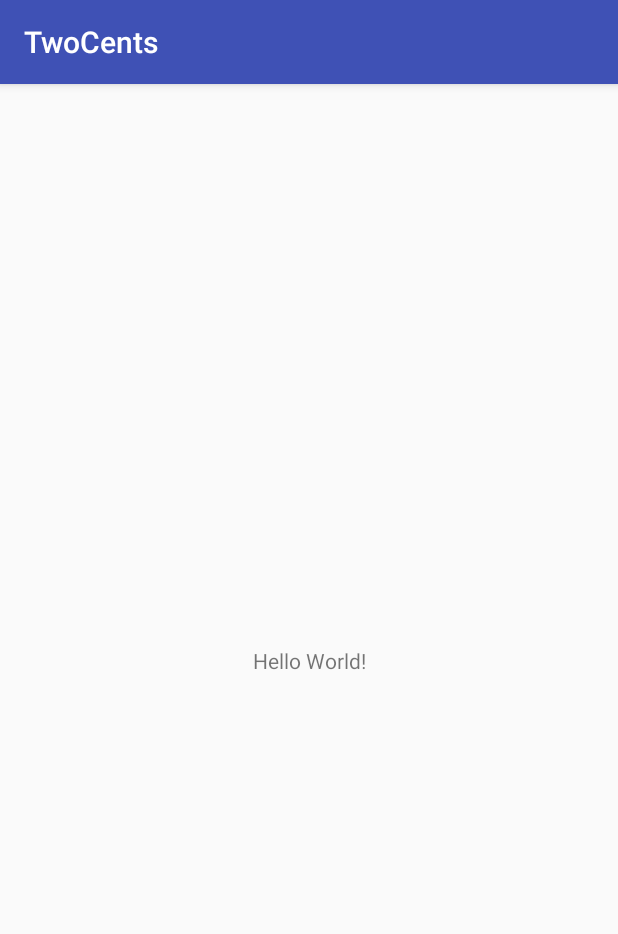
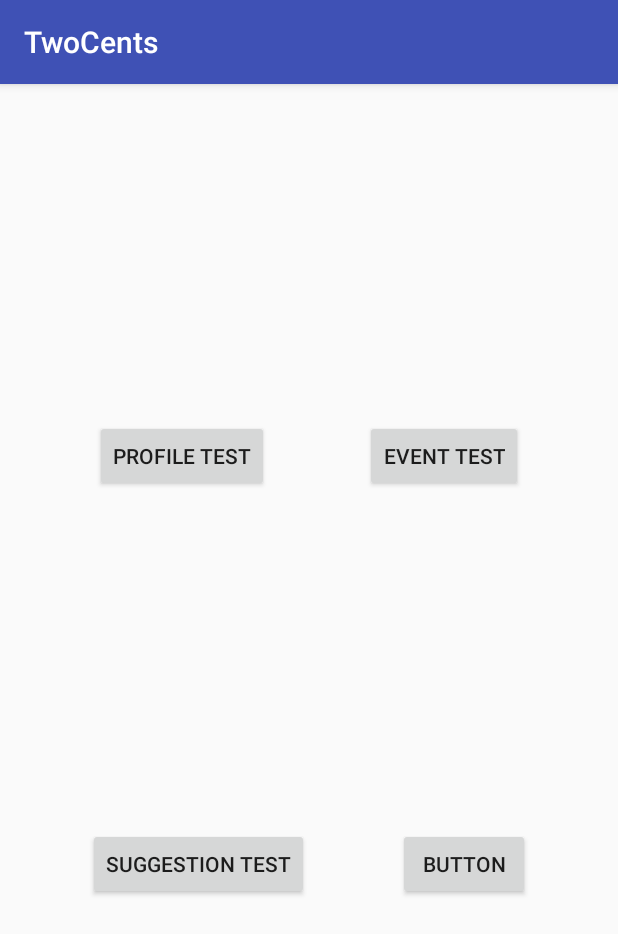
Before and after one commit to SurbanaJurong/TwoCentsApplication, an Android app: the screen it shows after launch (MainActivity), on a phone screen of 412 x 824 dp. Shown: the top 934 px of the screen. Run offline under Robolectric (Android 15) with nearby library versions, the phone set to English and light mode, and no system bars; libraries missing offline, so code that uses them is left out: io.realm; 1 statement that could not run was skipped.

Commit message:
Enforce RealmObjects; Implement UI test;

```diff
--- a/app/src/main/AndroidManifest.xml
+++ b/app/src/main/AndroidManifest.xml
@@ -3,19 +3,22 @@
     package="com.mrawesome.twocents">
 
     <application
+        android:name=".TwoCents"
         android:allowBackup="true"
         android:icon="@mipmap/ic_launcher"
         android:label="@string/app_name"
         android:roundIcon="@mipmap/ic_launcher_round"
         android:supportsRtl="true"
         android:theme="@style/AppTheme">
-        <activity android:name=".MainActivity">
+        <activity android:name=".ui.MainActivity">
             <intent-filter>
                 <action android:name="android.intent.action.MAIN" />
 
                 <category android:name="android.intent.category.LAUNCHER" />
             </intent-filter>
         </activity>
+        <activity android:name=".ui.ProfileTestActivity" />
+        <activity android:name=".ui.EventTestActivity"></activity>
     </application>
 
 </manifest>
--- /dev/null
+++ b/app/src/main/java/com/mrawesome/twocents/TwoCents.java
@@ -0,0 +1,17 @@
+package com.mrawesome.twocents;
+
+import android.app.Application;
+
+import io.realm.Realm;
+
+/**
+ * Created by mrawesome on 18/5/17.
+ */
+
+public class TwoCents extends Application {
+    @Override
+    public void onCreate() {
+        super.onCreate();
+        Realm.init(this);
+    }
+}
--- a/app/src/main/java/com/mrawesome/twocents/communication/response/ProfileResponse.java
+++ b/app/src/main/java/com/mrawesome/twocents/communication/response/ProfileResponse.java
@@ -14,6 +14,7 @@ import java.util.Set;
  */
 
 public class ProfileResponse implements Response {
+    private String username;
     private String profilePic;
     private String phoneNumber;
     private String nric;
@@ -27,7 +28,8 @@ public class ProfileResponse implements Response {
     private Set<String> users = new HashSet<>();
     private Set<String> events = new HashSet<>();
 
-    ProfileResponse(String profilePic, String phoneNumber, String nric, String postalCode, int year, long dateCreated, Interest[] interests, Notification[] notifications, Set<String> eventRegistered, Set<String> userBookmarked) {
+    ProfileResponse(String username, String profilePic, String phoneNumber, String nric, String postalCode, int year, long dateCreated, Interest[] interests, Notification[] notifications, Set<String> eventRegistered, Set<String> userBookmarked) {
+        this.username = username;
         this.profilePic = profilePic;
         this.phoneNumber = phoneNumber;
         this.nric = nric;
--- a/app/src/main/java/com/mrawesome/twocents/communication/response/ResponseFactory.java
+++ b/app/src/main/java/com/mrawesome/twocents/communication/response/ResponseFactory.java
@@ -41,6 +41,7 @@ public class ResponseFactory {
     }
 
     private static ProfileResponse newProfileResponse(Scanner scanner) {
+        String username = scanner.next();
         String profilePic = scanner.next();
         String phoneNumber = scanner.next();
         String nric = scanner.next();
@@ -61,7 +62,7 @@ public class ResponseFactory {
         for (int i = 0; i < uSize; i++) {
             users.add(scanner.next());
         }
-        return new ProfileResponse(profilePic, phoneNumber, nric, postalCode, year, dateCreated, interests, notifications, events, users);
+        return new ProfileResponse(username, profilePic, phoneNumber, nric, postalCode, year, dateCreated, interests, notifications, events, users);
     }
 
     private static EventResponse newEventResponse(Scanner scanner) {
--- a/app/src/main/java/com/mrawesome/twocents/data/Comment.java
+++ b/app/src/main/java/com/mrawesome/twocents/data/Comment.java
@@ -1,13 +1,16 @@
 package com.mrawesome.twocents.data;
 
 import com.mrawesome.twocents.util.StreamReader;
+
+import io.realm.RealmObject;
 
 /**
  * Created by mrawesome on 14/5/17.
  */
 
-public class Comment implements Flattenable {
+public class Comment extends RealmObject implements Flattenable {
 
+    private int seqNum;
     private String sender;
     private String comment;
 
--- a/app/src/main/java/com/mrawesome/twocents/data/Flattenable.java
+++ b/app/src/main/java/com/mrawesome/twocents/data/Flattenable.java
@@ -5,6 +5,6 @@ package com.mrawesome.twocents.data;
  */
 
 public interface Flattenable {
-    String DELIM = "|";
+    String DELIM = " ";
     StringBuilder flatten();
 }
--- a/app/src/main/java/com/mrawesome/twocents/data/Interest.java
+++ b/app/src/main/java/com/mrawesome/twocents/data/Interest.java
@@ -1,11 +1,15 @@
 package com.mrawesome.twocents.data;
+
+import io.realm.RealmObject;
+import io.realm.annotations.PrimaryKey;
 
 /**
  * Created by mrawesome on 14/5/17.
  */
 
-public class Interest implements Flattenable {
+public class Interest extends RealmObject implements Flattenable {
 
+    @PrimaryKey
     private String subject;
 
     public Interest(String subject) {
--- a/app/src/main/java/com/mrawesome/twocents/data/Notification.java
+++ b/app/src/main/java/com/mrawesome/twocents/data/Notification.java
@@ -1,13 +1,16 @@
 package com.mrawesome.twocents.data;
 
 import com.mrawesome.twocents.communication.response.NotificationType;
+
+import io.realm.RealmObject;
 
 /**
  * Created by mrawesome on 14/5/17.
  */
 
-public class Notification {
+public class Notification extends RealmObject {
 
+    private int seqNum;
     private NotificationType notificationType;
     private String sender;
     private String eventId;
--- a/app/src/main/java/com/mrawesome/twocents/data/Venue.java
+++ b/app/src/main/java/com/mrawesome/twocents/data/Venue.java
@@ -1,11 +1,15 @@
 package com.mrawesome.twocents.data;
+
+import io.realm.RealmObject;
+import io.realm.annotations.PrimaryKey;
 
 /**
  * Created by mrawesome on 14/5/17.
  */
 
-public class Venue {
+public class Venue extends RealmObject {
 
+    @PrimaryKey
     private String venueId;
     private String venueName;
     private Interest category;
--- /dev/null
+++ b/app/src/main/java/com/mrawesome/twocents/ui/MainActivity.java
@@ -0,0 +1,31 @@
+package com.mrawesome.twocents.ui;
+
+import android.content.Intent;
+import android.support.v7.app.AppCompatActivity;
+import android.os.Bundle;
+import android.view.View;
+
+import com.mrawesome.twocents.R;
+
+public class MainActivity extends AppCompatActivity {
+
+    @Override
+    protected void onCreate(Bundle savedInstanceState) {
+        super.onCreate(savedInstanceState);
+        setContentView(R.layout.activity_main);
+    }
+
+    public void toProfileTest(View view) {
+        Intent intent = new Intent(this, ProfileTestActivity.class);
+        startActivity(intent);
+    }
+
+    public void toEventTest(View view) {
+        Intent intent = new Intent(this, EventTestActivity.class);
+        startActivity(intent);
+    }
+
+    public void testUserSuggestion(View view) {
+
+    }
+}
--- a/app/src/main/java/com/mrawesome/twocents/util/StreamReader.java
+++ b/app/src/main/java/com/mrawesome/twocents/util/StreamReader.java
@@ -58,6 +58,8 @@ public class StreamReader {
         Event[] arr = new Event[size];
         for (int i = 0; i < size; i++) {
             String eventId = scanner.next();
+            String eventName = scanner.next();
+            String subject = scanner.next();
             String host = scanner.next();
             String profilePic = scanner.next();
             String description = scanner.next();
@@ -89,7 +91,7 @@ public class StreamReader {
             int venueStatus = scanner.nextInt();
             long startTime = scanner.nextLong();
             int duration = scanner.nextInt();
-            arr[i] = new Event(eventId, host, profilePic, description, Event.EventMode.valueOf(isRecurring), dateCreated, venueId, minCapacity, maxCapacity, userRegistered, participants, chat, Event.VenueStatus.valueOf(venueStatus), startTime, duration);
+            arr[i] = new Event(eventId, eventName, subject, host, profilePic, description, Event.EventMode.valueOf(isRecurring), dateCreated, venueId, minCapacity, maxCapacity, userRegistered, participants, chat, Event.VenueStatus.valueOf(venueStatus), startTime, duration);
         }
         return arr;
     }
--- a/app/src/main/res/layout/activity_main.xml
+++ b/app/src/main/res/layout/activity_main.xml
@@ -4,15 +4,51 @@
     xmlns:tools="http://schemas.android.com/tools"
     android:layout_width="match_parent"
     android:layout_height="match_parent"
-    tools:context="com.mrawesome.twocents.MainActivity">
+    tools:context="com.mrawesome.twocents.ui.MainActivity"
+    tools:layout_editor_absoluteY="81dp"
+    tools:layout_editor_absoluteX="0dp">
 
-    <TextView
+    <Button
+        android:onClick="toProfileTest"
+        android:id="@+id/button5"
         android:layout_width="wrap_content"
         android:layout_height="wrap_content"
-        android:text="Hello World!"
+        android:text="Profile Test"
+        app:layout_constraintBottom_toTopOf="@+id/button7"
+        app:layout_constraintTop_toTopOf="parent"
+        app:layout_constraintRight_toLeftOf="@+id/button6"
+        app:layout_constraintLeft_toLeftOf="parent" />
+
+    <Button
+        android:onClick="toEventTest"
+        android:id="@+id/button6"
+        android:layout_width="wrap_content"
+        android:layout_height="wrap_content"
+        android:text="Event Test"
+        app:layout_constraintBottom_toTopOf="@+id/button8"
+        app:layout_constraintTop_toTopOf="parent"
+        app:layout_constraintRight_toRightOf="parent"
+        app:layout_constraintLeft_toRightOf="@+id/button5" />
+
+    <Button
+        android:onClick="testUserSuggestion"
+        android:id="@+id/button7"
+        android:layout_width="wrap_content"
+        android:layout_height="wrap_content"
+        android:text="Suggestion Test"
         app:layout_constraintBottom_toBottomOf="parent"
-        app:layout_constraintLeft_toLeftOf="parent"
+        app:layout_constraintTop_toBottomOf="@+id/button5"
+        app:layout_constraintRight_toLeftOf="@+id/button8"
+        app:layout_constraintLeft_toLeftOf="parent" />
+
+    <Button
+        android:id="@+id/button8"
+        android:layout_width="wrap_content"
+        android:layout_height="wrap_content"
+        android:text="Button"
+        app:layout_constraintTop_toBottomOf="@+id/button6"
+        app:layout_constraintBottom_toBottomOf="parent"
         app:layout_constraintRight_toRightOf="parent"
-        app:layout_constraintTop_toTopOf="parent" />
+        app:layout_constraintLeft_toRightOf="@+id/button7" />
 
 </android.support.constraint.ConstraintLayout>
```
Also changed, not shown: app/src/main/java/com/mrawesome/twocents/MainActivity.java (deleted, +0 -13 lines), app/src/main/java/com/mrawesome/twocents/Profile.java (+57 -1 lines), app/src/main/java/com/mrawesome/twocents/data/Event.java (+87 -2 lines), app/src/main/java/com/mrawesome/twocents/data/User.java (+6 -1 lines), app/src/main/java/com/mrawesome/twocents/ui/EventTestActivity.java (added, +52 -0 lines), app/src/main/java/com/mrawesome/twocents/ui/ProfileTestActivity.java (added, +32 -0 lines), app/src/main/res/layout/activity_event_test.xml (added, +129 -0 lines), app/src/main/res/layout/activity_profile_test.xml (added, +64 -0 lines).
